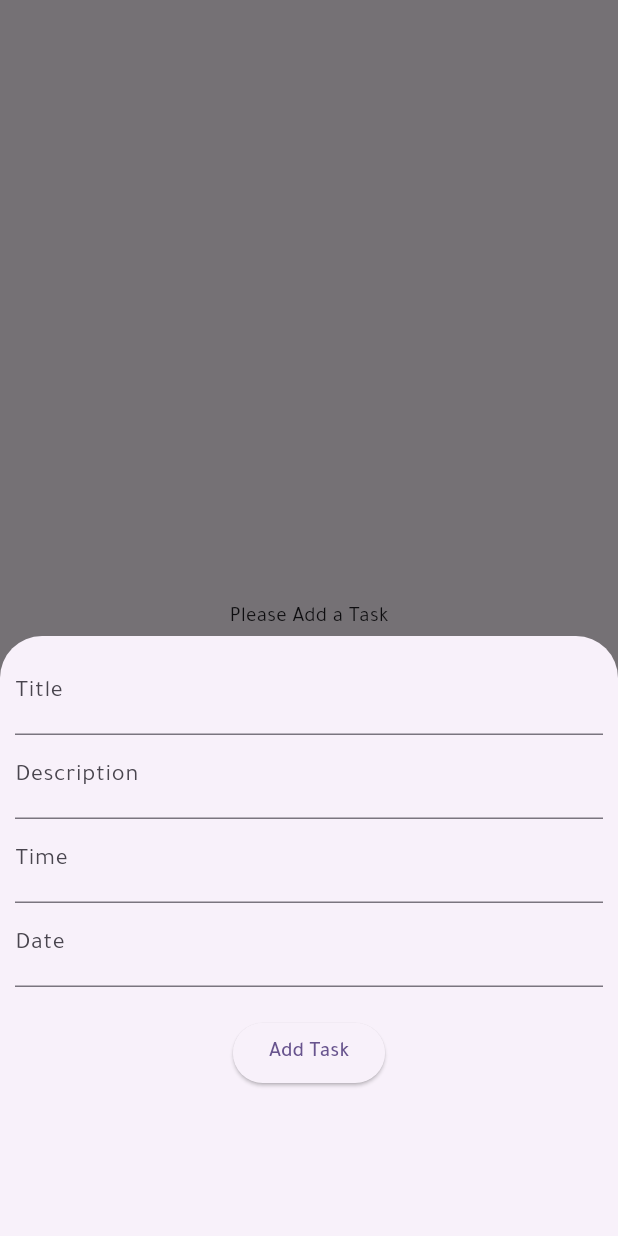
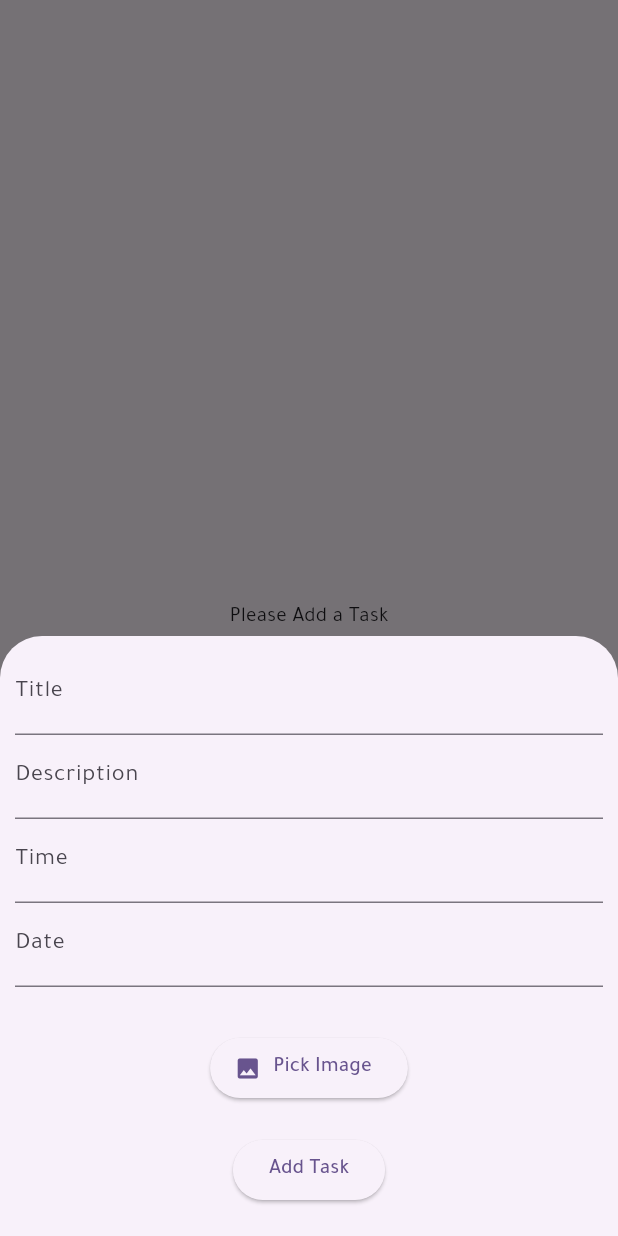
Before and after one commit to sajjadleith/dummy-project, a Flutter app: the screen it shows after launch, after a tap on the "add" icon, on a phone screen of 412 x 824 dp. Run offline on Flutter 3.47's test engine with Material 3 defaults, Android fonts, the light colour scheme and no system bars; our stand-ins replace flutter_svg, image_picker, shared_preferences.

Commit message:
making edit to the todo task and showing the time and date in the card

```diff
--- a/lib/core/widgets/add_task_form.dart
+++ b/lib/core/widgets/add_task_form.dart
@@ -1,9 +1,13 @@
+import 'dart:io';
+
 import 'package:flutter/material.dart';
 import 'package:music_app/models/task_model.dart';
+import 'package:image_picker/image_picker.dart';
 
 class AddTaskForm extends StatefulWidget {
   final Function(TaskModel) onAdd;
-  AddTaskForm({super.key, required this.onAdd});
+  final TaskModel? existingTask;
+  AddTaskForm({super.key, required this.onAdd, this.existingTask});
 
   @override
   _AddTaskFormState createState() => _AddTaskFormState();
@@ -16,6 +20,21 @@
   final TextEditingController _timeController = TextEditingController();
   final TextEditingController _dateController = TextEditingController();
 
+  File? _imageFile;
+  final ImagePicker _picker = ImagePicker();
+
+  Future<void> _pickeImage() async {
+    final pickFile = await _picker.pickImage(
+      source: ImageSource.gallery,
+      imageQuality: 70,
+    );
+    if (pickFile != null) {
+      setState(() {
+        _imageFile = File(pickFile.path);
+      });
+    }
+  }
+
   void _submit() {
     if (_formKey.currentState!.validate()) {
       final newTask = TaskModel(
@@ -23,9 +42,28 @@
         desc: _descController.text,
         time: _timeController.text,
         date: _dateController.text,
+        img: _imageFile?.path,
       );
+      if (widget.existingTask != null) {
         widget.onAdd(newTask);
+      } else {
+        widget.onAdd(newTask);
+      }
       Navigator.pop(context);
+    }
+  }
+
+  @override
+  void initState() {
+    super.initState();
+    if (widget.existingTask != null) {
+      _titleController.text = widget.existingTask!.title;
+      _descController.text = widget.existingTask!.desc ?? "";
+      _dateController.text = widget.existingTask!.date ?? "";
+      _timeController.text = widget.existingTask!.time ?? "";
+      if (widget.existingTask!.img != null) {
+        _imageFile = File(widget.existingTask!.img!);
+      }
     }
   }
 
@@ -33,6 +71,7 @@
   Widget build(BuildContext context) {
     return Form(
       key: _formKey,
+      child: SingleChildScrollView(
         child: Column(
           mainAxisSize: MainAxisSize.min,
           children: [
@@ -55,8 +94,28 @@
               decoration: InputDecoration(labelText: "Date"),
             ),
             SizedBox(height: 20),
-          ElevatedButton(onPressed: _submit, child: Text("Add Task")),
+            if (_imageFile != null)
+              Image.file(
+                _imageFile!,
+                width: 100,
+                height: 100,
+                fit: BoxFit.cover,
+              ),
+            const SizedBox(height: 10),
+            ElevatedButton.icon(
+              onPressed: _pickeImage,
+              icon: Icon(Icons.photo),
+              label: Text("Pick Image"),
+            ),
+            SizedBox(height: 20),
+            ElevatedButton(
+              onPressed: _submit,
+              child: Text(
+                widget.existingTask != null ? "Edit Task" : "Add Task",
+              ),
+            ),
           ],
+        ),
       ),
     );
   }
--- a/pubspec.yaml
+++ b/pubspec.yaml
@@ -36,6 +36,7 @@
   cupertino_icons: ^1.0.8
   flutter_svg: ^2.2.1
   shared_preferences: ^2.5.3
+  image_picker: ^1.2.0
 
 dev_dependencies:
   flutter_test:
```
Also changed, not shown: lib/screens/active_tasks_screen.dart (+51 -15 lines), pubspec.lock, 2 other files. Lines whose indentation alone changed are shown as unchanged.
